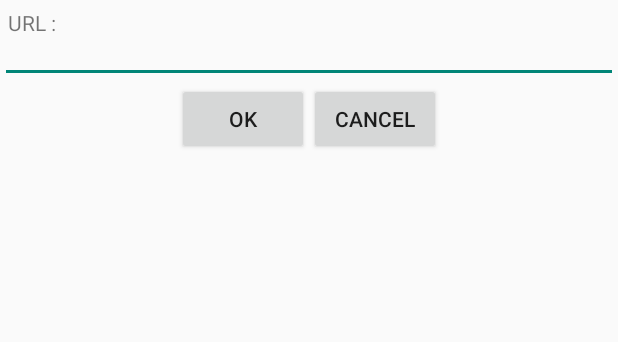
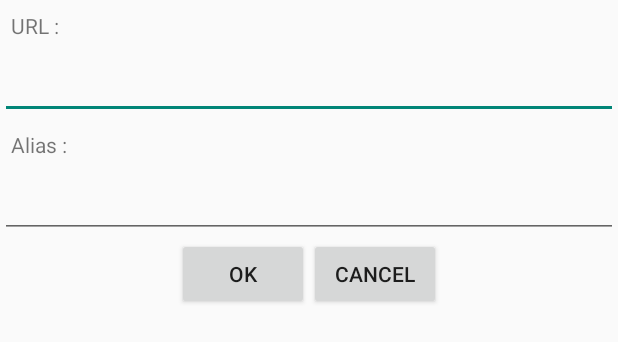
Before and after one commit to sebastienGotfroi/AndroidRssReader, an Android app: the layout popup_add_flux.xml on its own in the app's theme, with its tools: preview values and no code run, on a phone screen of 412 x 824 dp. Shown: the top 342 px of the screen. Run offline under Robolectric (Android 15) with nearby library versions, the phone set to English and light mode, and no system bars.

Commit message:
add alias feature in the add pop up + impact in delete pop up + impact in saving flux rss

```diff
--- a/app/src/main/java/com/sebastien/testontouch/testontouch/Constant.java
+++ b/app/src/main/java/com/sebastien/testontouch/testontouch/Constant.java
@@ -13,5 +13,5 @@ public class Constant {
     public static final String DOM_ELEMENT_PUBDATE_FORMAT = "EEE, dd MMM yyyy HH:mm:ss zzz";
 
     public static final String PREFERENCE_FILE_KEY = "user_selected_themes";
-    public static final String KEY_THEME = "themes";
+    public static final String KEY_THEME = "fluxJson";
 }
--- a/app/src/main/res/layout/popup_add_flux.xml
+++ b/app/src/main/res/layout/popup_add_flux.xml
@@ -6,16 +6,30 @@
 
     <TextView
         android:id="@+id/textView_url"
-        android:layout_margin="5dp"
+        android:layout_margin="7dp"
         android:layout_width="wrap_content"
         android:layout_height="wrap_content"
         android:text="@string/url"/>
 
     <EditText
         android:id="@+id/editText_url"
-        android:layout_marginTop="10dp"
         android:layout_width="match_parent"
-        android:layout_height="wrap_content" />
+        android:layout_height="wrap_content"
+        android:layout_below="@id/textView_url"/>
+
+    <TextView
+        android:id="@+id/textView_alias"
+        android:layout_margin="7dp"
+        android:layout_width="wrap_content"
+        android:layout_height="wrap_content"
+        android:layout_below="@id/editText_url"
+        android:text="@string/alias"/>
+
+    <EditText
+        android:id="@+id/editText_alias"
+        android:layout_width="match_parent"
+        android:layout_height="wrap_content"
+        android:layout_below="@id/textView_alias"/>
 
     <GridLayout
         android:layout_width="wrap_content"
@@ -23,7 +37,7 @@
         android:columnCount="2"
         android:rowCount="1"
         android:layout_centerHorizontal="true"
-        android:layout_below="@id/editText_url">
+        android:layout_below="@id/editText_alias">
 
         <Button
             android:id="@+id/button_ok"
--- a/app/src/main/res/values/strings.xml
+++ b/app/src/main/res/values/strings.xml
@@ -5,6 +5,7 @@
     <string name="intent_share_title">Share!</string>
     <string name="noFlux">Pas de flux rss trouvé</string>
     <string name="url">URL : </string>
+    <string name="alias">Alias : </string>
 
     <string name="ok">Ok</string>
     <string name="cancel">Cancel</string>
```
Also changed, not shown: app/src/main/java/com/sebastien/testontouch/testontouch/Adapter/DeleteFluxCellAdapter.java (+11 -10 lines), app/src/main/java/com/sebastien/testontouch/testontouch/bean/Flux.java (added, +43 -0 lines), app/src/main/java/com/sebastien/testontouch/testontouch/popup/PopupAdd.java (+9 -3 lines), app/src/main/java/com/sebastien/testontouch/testontouch/service/RssService.java (+4 -3 lines), app/src/main/java/com/sebastien/testontouch/testontouch/service/impl/RssServiceImpl.java (+29 -19 lines), 1 other file.
